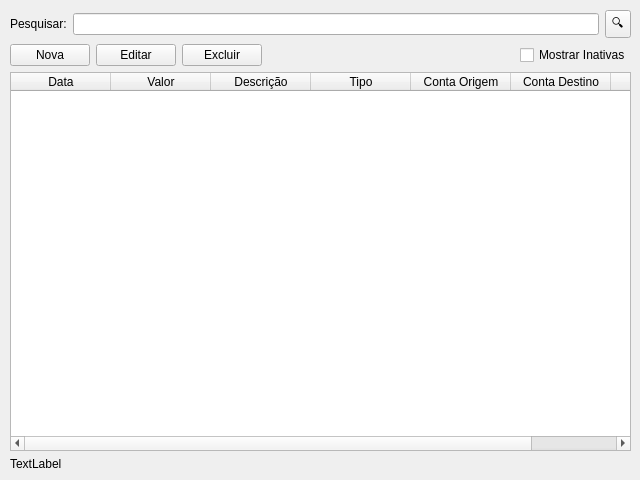
This is movimentacoes/MovimentacoesWidget.ui in danielghirghi/fortuna as Qt 5 draws it before an edit. The edited form follows.
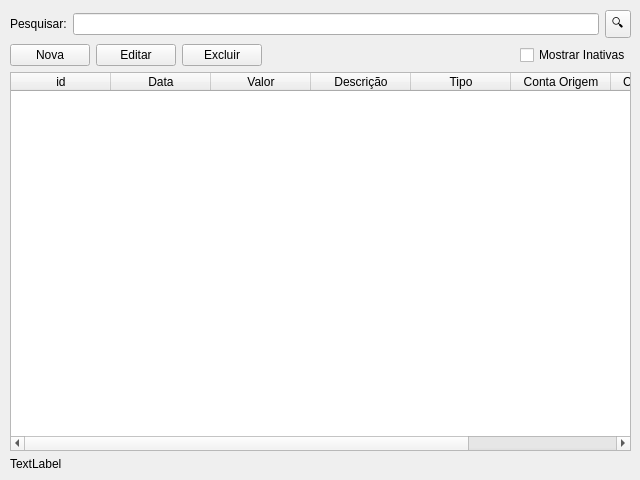
This is the edited form.

Diff of the .ui file:
```diff
--- a/movimentacoes/MovimentacoesWidget.ui
+++ b/movimentacoes/MovimentacoesWidget.ui
@@ -110,8 +110,13 @@
        <bool>true</bool>
       </property>
       <property name="columnCount">
-       <number>7</number>
+       <number>8</number>
       </property>
+      <column>
+       <property name="text">
+        <string>id</string>
+       </property>
+      </column>
       <column>
        <property name="text">
         <string>Data</string>
```
